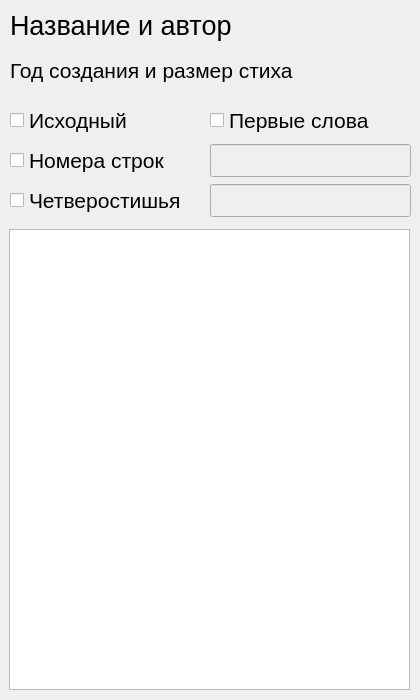
This is UIs/VerseOpenForm.ui in Krahjotdaan/LearningPoem as Qt 5 draws it before an edit. The edited form follows.
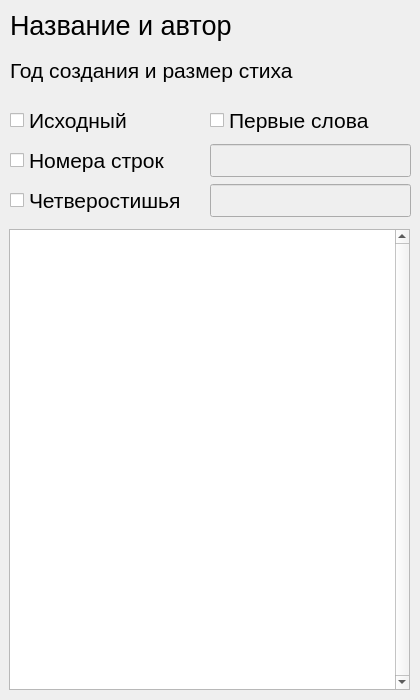
This is the edited form.

```diff
--- a/UIs/VerseOpenForm.ui
+++ b/UIs/VerseOpenForm.ui
@@ -73,7 +73,11 @@
     </property>
     <layout class="QGridLayout" name="gridLayout">
      <item row="0" column="0">
-      <widget class="QTextBrowser" name="verseText"/>
+      <widget class="QTextBrowser" name="verseText">
+       <property name="verticalScrollBarPolicy">
+        <enum>Qt::ScrollBarAlwaysOn</enum>
+       </property>
+      </widget>
      </item>
     </layout>
    </widget>
```
